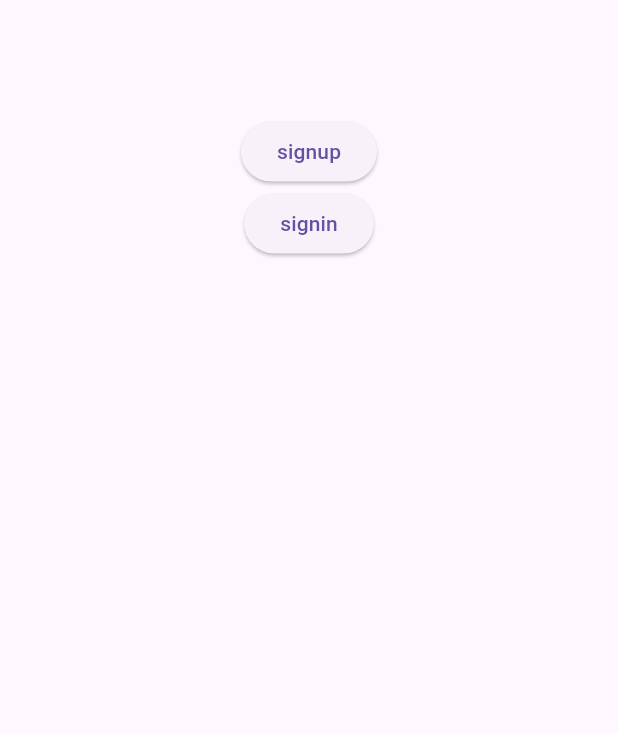
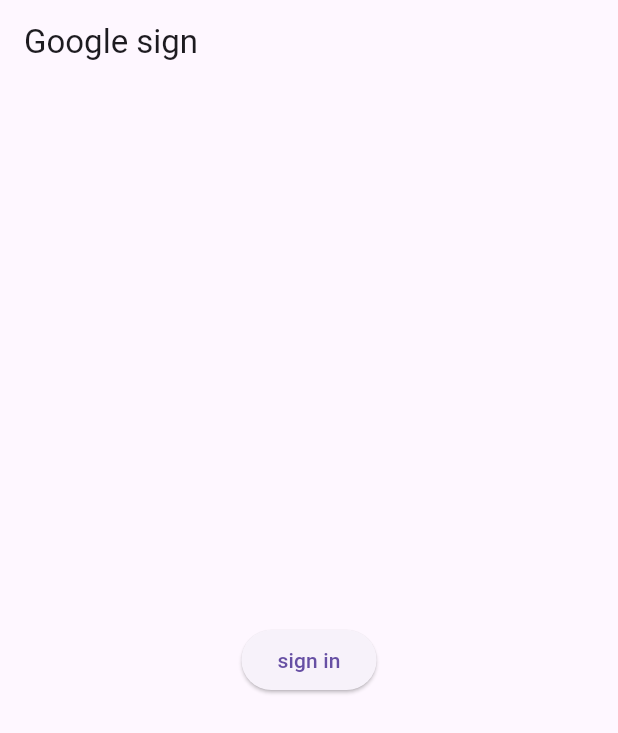
Before and after one commit to mdnahidhossen1911/Tastify, a Flutter app: the screen it shows after launch, on a phone screen of 412 x 824 dp. Shown: the top 733 px of the screen. Run offline on Flutter 3.47's test engine with Material 3 defaults, Android fonts, the light colour scheme and no system bars; our stand-ins replace flutter_dotenv, google_sign_in, logger, supabase_flutter; accounts and stored records are empty.

Commit message:
add google sign and forgot password controller

```diff
--- a/lib/app/app.dart
+++ b/lib/app/app.dart
@@ -1,5 +1,5 @@
 import 'package:flutter/material.dart';
-import 'package:tastify/feature/auth/ui/screen/login_screen.dart';
+import 'package:tastify/feature/auth/ui/screen/google_sign_screen.dart';
 import 'app_routes.dart';
 
 class TastifyApp extends StatelessWidget {
@@ -10,7 +10,7 @@
     return MaterialApp(
       debugShowCheckedModeBanner: false,
       onGenerateRoute: AppRoutes.onGenerateRoute,
-      initialRoute: LoginScreen.name,
+      home: GoogleSignScreen(),
     );
   }
 }
--- /dev/null
+++ b/lib/feature/auth/ui/screen/google_sign_screen.dart
@@ -0,0 +1,31 @@
+import 'package:flutter/material.dart';
+import 'package:tastify/feature/auth/ui/controller/forgot_password_controller.dart';
+
+class GoogleSignScreen extends StatefulWidget {
+  const GoogleSignScreen({super.key});
+
+  @override
+  State<GoogleSignScreen> createState() => _GoogleSignScreenState();
+}
+
+class _GoogleSignScreenState extends State<GoogleSignScreen> {
+
+
+
+
+
+  @override
+  Widget build(BuildContext context) {
+    return Scaffold(
+      appBar: AppBar(title: Text('Google sign'),),
+      body: Center(child: ElevatedButton(onPressed: () {
+        ForgotPasswordController().chackEmail(email: 'nahidhossen.mail@gmail.com');
+        ForgotPasswordController()
+            .changePassword(
+            email: 'nahidhossen.mail@gmail.com',
+            pass:  'pass'
+        );
+      }, child: Text('sign in')),),
+    );
+  }
+}
--- a/pubspec.yaml
+++ b/pubspec.yaml
@@ -41,6 +41,9 @@
   uuid: ^4.5.1
   crypto: ^3.0.6
   logger: ^2.6.0
+  google_sign_in: ^6.0.2
+
+
 
 dev_dependencies:
   flutter_test:
```
Also changed, not shown: lib/feature/auth/ui/controller/forgot_password_controller.dart (added, +45 -0 lines), lib/feature/auth/ui/controller/google_sign_controller.dart (added, +59 -0 lines), pubspec.lock.
